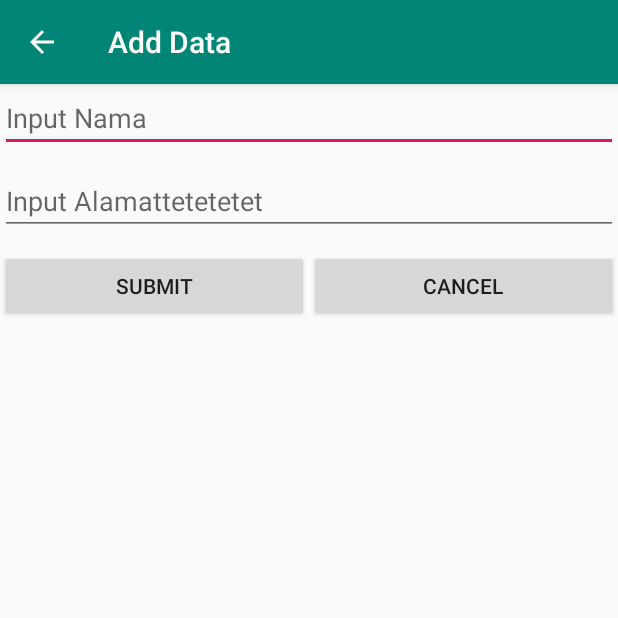
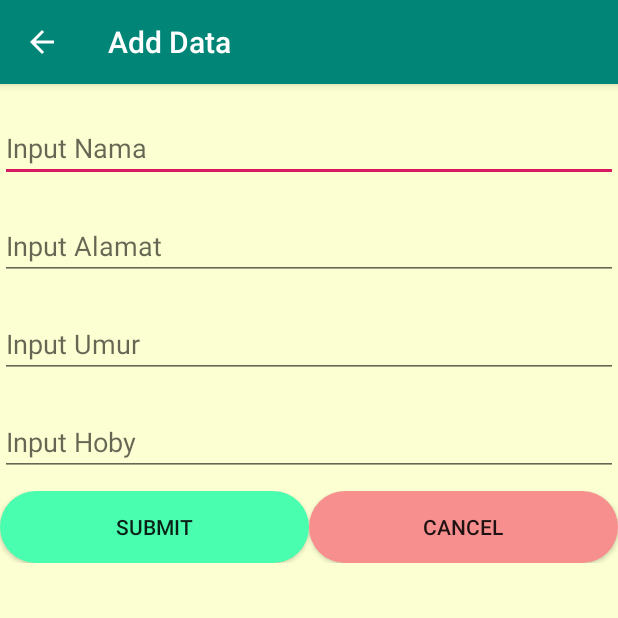
Before and after one commit to Sakadyk/Junior-Mobile-Programmer, an Android app: the AddEditActivity screen opened directly, with no data from a screen before it, on a phone screen of 412 x 824 dp, the top half of it. Run offline under Robolectric (Android 15) with nearby library versions, the phone set to English and light mode, and no system bars.

Commit message:
perubahan fitur

```diff
--- a/app/src/main/AndroidManifest.xml
+++ b/app/src/main/AndroidManifest.xml
@@ -11,7 +11,6 @@
     <application
         android:allowBackup="true"
         android:icon="@mipmap/icon"
-        android:label="@string/app_name"
         android:roundIcon="@mipmap/icon"
         android:supportsRtl="true"
         android:theme="@style/AppTheme">
--- /dev/null
+++ b/app/src/main/res/drawable/radius.xml
@@ -0,0 +1,5 @@
+<?xml version="1.0" encoding="utf-8"?>
+<shape xmlns:android="http://schemas.android.com/apk/res/android">
+    <corners android:radius="10dp"/>
+    <solid android:color="#7A48C5FD"/>
+</shape>
--- /dev/null
+++ b/app/src/main/res/drawable/radius_content.xml
@@ -0,0 +1,5 @@
+<?xml version="1.0" encoding="utf-8"?>
+<shape xmlns:android="http://schemas.android.com/apk/res/android">
+ <corners android:radius="100dp"/>
+    <solid android:color="@color/putih"/>
+</shape>
--- /dev/null
+++ b/app/src/main/res/drawable/rounded_corner.xml
@@ -0,0 +1,5 @@
+<?xml version="1.0" encoding="utf-8"?>
+<shape xmlns:android="http://schemas.android.com/apk/res/android">
+    <corners android:radius="50dp"/>
+    <solid android:color="#49FFAF"/>
+</shape>
--- /dev/null
+++ b/app/src/main/res/drawable/rounded_corner2.xml
@@ -0,0 +1,5 @@
+<?xml version="1.0" encoding="utf-8"?>
+<shape xmlns:android="http://schemas.android.com/apk/res/android">
+    <corners android:radius="50dp"/>
+    <solid android:color="#F78F8F"/>
+</shape>
--- a/app/src/main/res/layout/activity_add_edit.xml
+++ b/app/src/main/res/layout/activity_add_edit.xml
@@ -6,6 +6,7 @@
     android:layout_width="match_parent"
     android:layout_height="match_parent"
     android:orientation="vertical"
+    android:background="#FCFFD1"
     tools:context=".AddEditActivity">
 
     <EditText
@@ -19,14 +20,29 @@
         android:id="@+id/txt_name"
         android:layout_width="match_parent"
         android:layout_height="wrap_content"
+        android:layout_marginTop="20dp"
         android:hint="Input Nama"/>
 
     <EditText
         android:id="@+id/txt_address"
-        android:layout_marginTop="10dp"
+        android:layout_marginTop="20dp"
         android:layout_width="match_parent"
         android:layout_height="wrap_content"
-        android:hint="Input Alamattetetetet"/>
+        android:hint="Input Alamat"/>
+
+    <EditText
+        android:id="@+id/txt_umur"
+        android:layout_marginTop="20dp"
+        android:layout_width="match_parent"
+        android:layout_height="wrap_content"
+        android:hint="Input Umur"/>
+
+    <EditText
+        android:id="@+id/txt_hoby"
+        android:layout_marginTop="20dp"
+        android:layout_width="match_parent"
+        android:layout_height="wrap_content"
+        android:hint="Input Hoby"/>
 
     <LinearLayout
         android:orientation="horizontal"
@@ -39,6 +55,7 @@
             android:layout_weight="0.5"
             android:layout_width="match_parent"
             android:layout_height="wrap_content"
+            android:background="@drawable/rounded_corner"
             android:text="Submit"/>
 
         <Button
@@ -46,6 +63,7 @@
             android:layout_weight="0.5"
             android:layout_width="match_parent"
             android:layout_height="wrap_content"
+            android:background="@drawable/rounded_corner2"
             android:text="Cancel"/>
 
     </LinearLayout>
--- a/app/src/main/res/layout/app_bar_main.xml
+++ b/app/src/main/res/layout/app_bar_main.xml
@@ -13,7 +13,8 @@
 
         <androidx.appcompat.widget.Toolbar
             android:id="@+id/toolbar"
-            android:layout_width="match_parent"
+            android:layout_width="40dp"
+            android:layout_marginLeft="370dp"
             android:layout_height="?attr/actionBarSize"
             android:background="?attr/colorPrimary"
             app:popupTheme="@style/AppTheme.PopupOverlay" />
--- a/app/src/main/res/layout/content_sqlite.xml
+++ b/app/src/main/res/layout/content_sqlite.xml
@@ -7,6 +7,7 @@
     android:layout_height="match_parent"
     app:layout_behavior="@string/appbar_scrolling_view_behavior"
     tools:context=".SQLiteActivity"
+    android:background="#FCFFD1"
     tools:showIn="@layout/activity_sqlite">
 
     <ListView
--- a/app/src/main/res/layout/nav_header_main.xml
+++ b/app/src/main/res/layout/nav_header_main.xml
@@ -1,10 +1,12 @@
 <?xml version="1.0" encoding="utf-8"?>
 <LinearLayout xmlns:android="http://schemas.android.com/apk/res/android"
     xmlns:app="http://schemas.android.com/apk/res-auto"
+    android:layout_marginTop="60dp"
     android:layout_width="match_parent"
     android:layout_height="@dimen/nav_header_height"
     android:background="@drawable/side_nav_bar"
     android:gravity="bottom"
+    android:layout_gravity="start"
     android:orientation="vertical"
     android:paddingLeft="@dimen/activity_horizontal_margin"
     android:paddingTop="@dimen/activity_vertical_margin"
```
Also changed, not shown: app/src/main/res/layout/activity_login.xml (+53 -15 lines), app/src/main/res/layout/content_main.xml (+62 -38 lines), app/src/main/res/layout/list_view.xml (+4 -4 lines).
